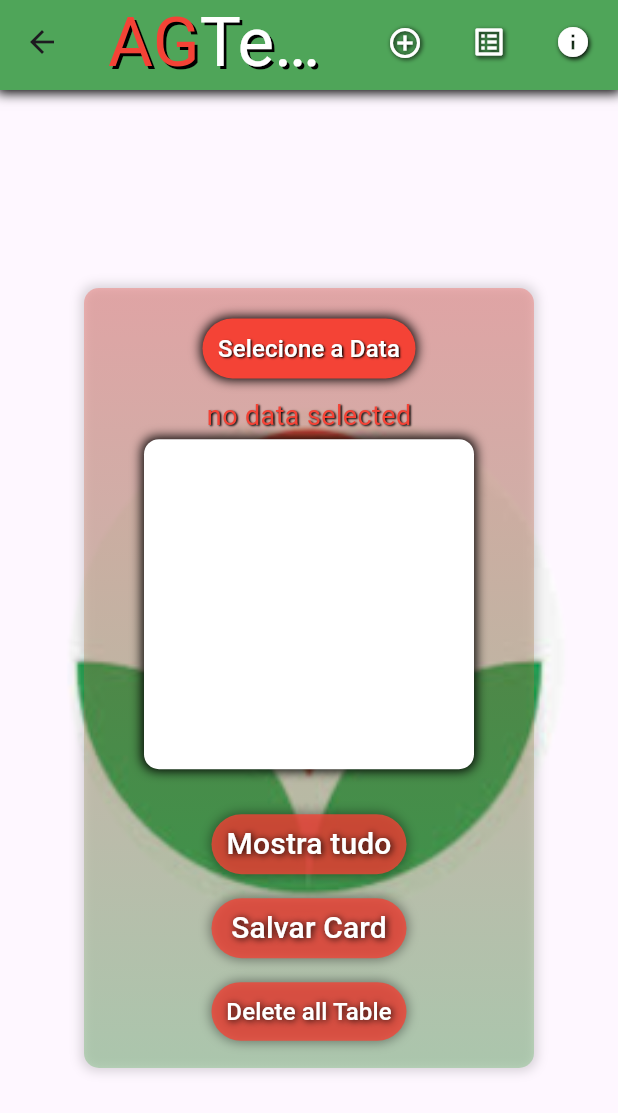
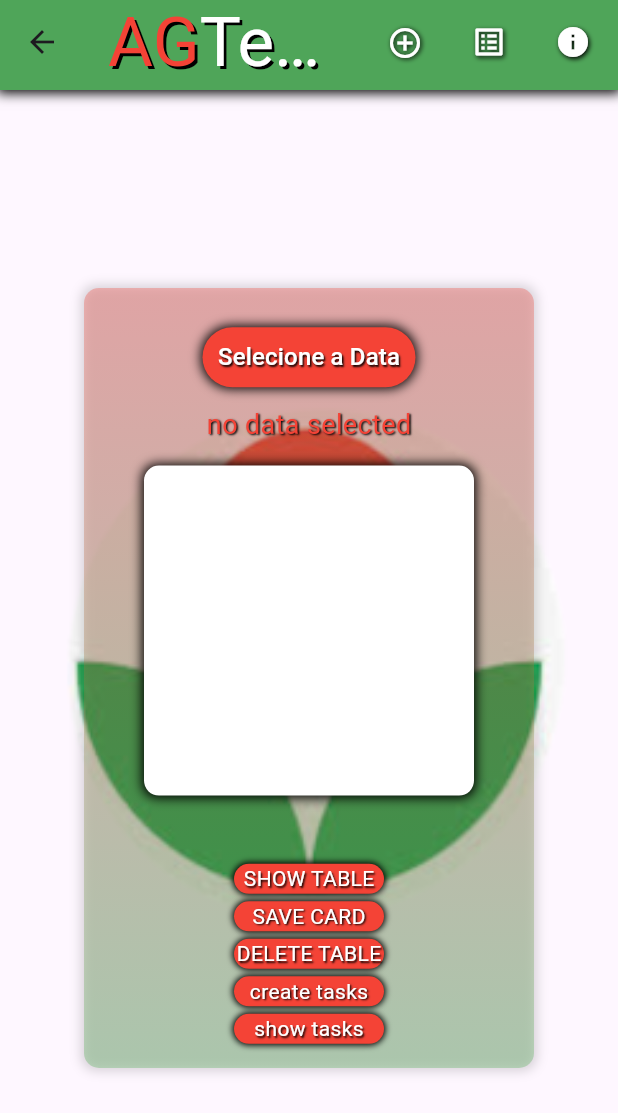
Before and after one commit to jairomatheus89/flutter_android_sqflite, a Flutter app: the Page2Page screen opened by its route, after a tap on the "add circle outline" icon, on a phone screen of 412 x 824 dp. Shown: the top 1113 px of the screen. Run offline on Flutter 3.47's test engine with Material 3 defaults, Android fonts, the phone set to English and light mode, and no system bars; our stand-ins replace sqflite; accounts and stored records are empty.

Commit message:
conectando tabelas com chave estrangeira

```diff
--- a/lib/src/models/task_card_model.dart
+++ b/lib/src/models/task_card_model.dart
@@ -22,10 +22,8 @@ class TaskCardModel {
 
   Map<String, dynamic> toMap(){
     return {
-      '_id': id,
       'card_id': cardId,
       'description': description,
-      'is_done': isDone
     };
   }
 }
--- a/lib/src/pages/formzin_page.dart
+++ b/lib/src/pages/formzin_page.dart
@@ -1,8 +1,10 @@
 import 'package:flutter/material.dart';
+import 'package:sqflite/sqflite.dart';
 import '../widgets/appbar_widget.dart';
 import '../services/database_service.dart';
 import '../widgets/background_widget.dart';
 import '../models/card_day.model.dart';
+import '../models/task_card_model.dart';
 
 class Formzin extends StatelessWidget {
   const Formzin({super.key});
@@ -58,8 +60,6 @@ class TaskForm extends StatefulWidget {
 }
 
 class _TaskFormState extends State<TaskForm> {
-
-  Widget alertzin = FormzinPageController.instance.alertMessage;
 
   @override
   Widget build(BuildContext context) {
@@ -225,167 +225,196 @@ class _ButzinState extends State<Butzin> {
     return ListenableBuilder(
       listenable: FormzinPageController.instance,
       builder: (context, child) {
-        return Column(
+        return SizedBox(
+          //color: Colors.amber,
+          height: 120,
+          width: 130,
+          child: Column(
+            mainAxisAlignment: MainAxisAlignment.spaceBetween,
+            spacing: 0,
             children: [
-            TextButton(
-              onPressed: () async {
-                final db = DataBaseService();
-
-                db.showCards();
-              },
-              child: Container(
+              Container(
+                alignment: Alignment.center,
+                width: 100,
+                height: 20,
                 decoration: BoxDecoration(
-                  color: const Color.fromARGB(200, 244, 67, 54),
-                  borderRadius: BorderRadius.circular(30),
+                  color: Colors.red,
+                  borderRadius: BorderRadius.circular(20),
                   boxShadow: [
                     BoxShadow(
-                      color: const Color.fromARGB(100, 0, 0, 0),
+                      color: Colors.black,
+                      blurRadius: 3.0,
                       spreadRadius: 1.0,
-                      blurRadius: 6.0,
-                      offset: Offset(0, 0)
+                      offset: Offset(0,0)
                     )
                   ]
                 ),
-                width: 130,
-                height: 40,
+                child: GestureDetector(
+                  onTap:(){
+                    final db = DataBaseService();
+                    db.showCards();
+                    FormzinPageController.instance.messaginha = null;
+                    FormzinPageController.instance.resetAlertzin();
+                    FormzinPageController.instance.updateMessage();
+                  },
+                  child: Text(
+                    "SHOW TABLE",
+                    style: TextStyle(color: Colors.white, shadows: [Shadow(color: Colors.black, blurRadius: 1.0, offset: Offset(1,1))]),
+                  ),
+                ),
+              ),
+              Container(
                 alignment: Alignment.center,
-                child: Text(
-                  "Mostra tudo",
-                  style: TextStyle(
-                    color: Colors.white,
-                    fontSize: 20,
-                    shadows: [
-                      Shadow(
+                width: 100,
+                height: 20,
+                decoration: BoxDecoration(
+                  color: Colors.red,
+                  borderRadius: BorderRadius.circular(20),
+                  boxShadow: [
+                    BoxShadow(
                       color: Colors.black,
-                        blurRadius: 6.0,
-                        offset: Offset(1, 1)
+                      blurRadius: 3.0,
+                      spreadRadius: 1.0,
+                      offset: Offset(0,0)
                     )
                   ]
                 ),
-                ),
-              )
-            ),
-            TextButton(
-              onPressed: () async {
+                child: GestureDetector(
+                  onTap:() async {
                     final db = DataBaseService();
+                    var msg = FormzinPageController.instance.messaginha;
+                    var msgString = "${msg?.day}/${msg?.month}/${msg?.year}";
 
-                final datevalue = FormzinPageController.instance.messaginha;
-                String datenameString = "${datevalue?.day}/${datevalue?.month}/${datevalue?.year}";
+                    if(msg != null){
+                      var cardmodel = CardDayModel(date: msgString);
 
-                if(datevalue == null){
+                      try{
 
-                  print("NAO TEM NADA AQUI!");
-                  return;
-                }
-                try{
-                  Map cardmodel = CardDayModel(date: datenameString).toMap();
+                        await db.insertCard(cardmodel.toMap());
+                        FormzinPageController.instance.messaginha = null;
+                        FormzinPageController.instance.savedcard();
+                        FormzinPageController.instance.updateMessage();
 
-                  await db.insertCard(cardmodel);
-
-                  print("card do dia: $datenameString, salvo com sucesso!");
+                        return print("card dia: $msgString salvo com sucesso!");
+                      } catch (e) {
 
                         FormzinPageController.instance.messaginha = null;
+                        FormzinPageController.instance.jatemsapoha();
                         FormzinPageController.instance.updateMessage();
+
+                        return print("Ja tem essa data neguim...");
+                      }
+
+                    }
+
+                    FormzinPageController.instance.messaginha = null;
+                    FormzinPageController.instance.temNadaAqui();
+                    FormzinPageController.instance.updateMessage();
+                  },
+                  child: Text(
+                    "SAVE CARD",
+                    style: TextStyle(color: Colors.white, shadows: [Shadow(color: Colors.black, blurRadius: 1.0, offset: Offset(1,1))]),
+                  ),
+                ),
+              ),
+              Container(
+                alignment: Alignment.center,
+                width: 100,
+                height: 20,
+                decoration: BoxDecoration(
+                  color: Colors.red,
+                  borderRadius: BorderRadius.circular(20),
+                  boxShadow: [
+                    BoxShadow(
+                      color: Colors.black,
+                      blurRadius: 3.0,
+                      spreadRadius: 1.0,
+                      offset: Offset(0,0)
+                    )
+                  ]
+                ),
+                child: GestureDetector(
+                  onTap:() async {
+                    final db = DataBaseService();
+                    try{
+
+                      await db.droptable();
+                      return FormzinPageController.instance.tableDeletedson();
                     } catch (e){
-                  print("Ja existe um card pra este dia!");
-                  FormzinPageController.instance.messaginha = null;
-                  FormzinPageController.instance.updateMessage();
+                      print("Nem tem tabela tiu!");
+                      return FormzinPageController.instance.temNemTable();
                     }
 
                   },
-              child: Container(
+                  child: Text(
+                    "DELETE TABLE",
+                    style: TextStyle(color: Colors.white, shadows: [Shadow(color: Colors.black, blurRadius: 1.0, offset: Offset(1,1))]),
+                  ),
+                ),
+              ),
+              Container(
+                alignment: Alignment.center,
+                width: 100,
+                height: 20,
                 decoration: BoxDecoration(
-                  color: const Color.fromARGB(200, 244, 67, 54),
-                  borderRadius: BorderRadius.circular(30),
+                  color: Colors.red,
+                  borderRadius: BorderRadius.circular(20),
                   boxShadow: [
                     BoxShadow(
-                      color: const Color.fromARGB(100, 0, 0, 0),
+                      color: Colors.black,
+                      blurRadius: 3.0,
                       spreadRadius: 1.0,
-                      blurRadius: 6.0,
-                      offset: Offset(0, 0)
+                      offset: Offset(0,0)
                     )
                   ]
                 ),
-                width: 130,
-                height: 40,
+                child: GestureDetector(
+                  onTap:() async {
+                    var db = DataBaseService();
+
+
+                    // final taskModel = TaskCardModel(cardId: cardId, description: "taskzinhabower");
+
+                    // await db.insertTask(taskModel);
+                  },
+                  child: Text(
+                    "create tasks",
+                    style: TextStyle(color: Colors.white, shadows: [Shadow(color: Colors.black, blurRadius: 1.0, offset: Offset(1,1))]),
+                  ),
+                ),
+              ),
+              Container(
                 alignment: Alignment.center,
-                child: Text(
-                  "Salvar Card",
-                  style: TextStyle(
-                    color: Colors.white,
-                    fontSize: 20,
-                    shadows: [
-                      Shadow(
+                width: 100,
+                height: 20,
+                decoration: BoxDecoration(
+                  color: Colors.red,
+                  borderRadius: BorderRadius.circular(20),
+                  boxShadow: [
+                    BoxShadow(
                       color: Colors.black,
-                        blurRadius: 6.0,
-                        offset: Offset(1, 1)
+                      blurRadius: 3.0,
+                      spreadRadius: 1.0,
+                      offset: Offset(0,0)
                     )
                   ]
                 ),
-                ),
-              )
-            ),
-            TextButton(
-              onPressed: () async {
-                final db = DataBaseService();
+                child: GestureDetector(
+                  onTap:() async {
+                    String dateCard = '30/7/2025';
+                    var db = DataBaseService();
+                    final cardExists = await db.checkCardExist(dateCard);
 
-                final datevalue = FormzinPageController.instance.messaginha;
-                String datenameString = "${datevalue?.day}/${datevalue?.month}/${datevalue?.year}";
-
-                if(datevalue == null){
-
-                  print("NAO TEM NADA AQUI!");
-                  return;
-                }
-                try{
-                  Map cardmodel = CardDayModel(date: datenameString).toMap();
-
-                  await db.insertCard(cardmodel);
-
-                  print("card do dia: $datenameString, salvo com sucesso!");
-
-                  FormzinPageController.instance.messaginha = null;
-                  FormzinPageController.instance.updateMessage();
-                } catch (e){
-                  print("Ja existe um card pra este dia!");
-                  FormzinPageController.instance.messaginha = null;
-                  FormzinPageController.instance.updateMessage();
-                }
 
                   },
-              child: Container(
-                decoration: BoxDecoration(
-                  color: const Color.fromARGB(200, 244, 67, 54),
-                  borderRadius: BorderRadius.circular(30),
-                  boxShadow: [
-                    BoxShadow(
-                      color: const Color.fromARGB(100, 0, 0, 0),
-                      spreadRadius: 1.0,
-                      blurRadius: 6.0,
-                      offset: Offset(0, 0)
-                    )
-                  ]
-                ),
-                width: 130,
-                padding: EdgeInsetsGeometry.all(8),
-                alignment: Alignment.center,
                   child: Text(
-                  "Delete all Table",
-                  style: TextStyle(
-                    color: Colors.white,
-                    fontSize: 16,
-                    shadows: [
-                      Shadow(
-                        color: Colors.black,
-                        blurRadius: 6.0,
-                        offset: Offset(1, 1)
-                      )
-                    ]
+                    "show tasks",
+                    style: TextStyle(color: Colors.white, shadows: [Shadow(color: Colors.black, blurRadius: 1.0, offset: Offset(1,1))]),
                   ),
                 ),
-              )
               ),
             ],
+          ),
         );
       }
     );
@@ -403,11 +432,23 @@ class FormzinPageController extends ChangeNotifier {
   Widget alertMessage = Text('');
 
   Widget jaTemEssaData = Text('Ja existe um card com esta data!', style: TextStyle(color: Colors.red, fontSize: 18, shadows: [Shadow(color: Colors.black, blurRadius: 1.0, offset: Offset(1, 1))]), textAlign: TextAlign.center,);
-  Widget temNadaAquiPat = Text('Selecione ao menos uma data!', style: TextStyle(color: Colors.red, fontSize: 18, shadows: [Shadow(color: Colors.black, blurRadius: 1.0, offset: Offset(1, 1))]), textAlign: TextAlign.center,);
+  Widget temNadaAquiPat = Text('Selecione uma data e ao menos uma task', style: TextStyle(color: Colors.red, fontSize: 18, shadows: [Shadow(color: Colors.black, blurRadius: 1.0, offset: Offset(1, 1))]), textAlign: TextAlign.center,);
   Widget cardSaved = Text('CARD SALVO COM SUCESSO!', style: TextStyle(color: Colors.green, fontSize: 20, shadows: [Shadow(color: Colors.black, blurRadius: 1.0, offset: Offset(1, 1))]), textAlign: TextAlign.center,);
+  Widget tableDeleted = Text('Tabela Deletada!', style: TextStyle(backgroundColor: Colors.black, color: Colors.red, fontSize: 18, shadows: [Shadow(color: Colors.white, blurRadius: 1.0, offset: Offset(1, 1))]), textAlign: TextAlign.center,);
+  Widget temNemTableAi = Text('Tem nem Tabela aqui tiu!...', style: TextStyle(color: Colors.red, fontSize: 18, shadows: [Shadow(color: Colors.black, blurRadius: 1.0, offset: Offset(1, 1))]), textAlign: TextAlign.center,);
 
   void resetAlertzin(){
     alertMessage = Text('');
+    notifyListeners();
+  }
+
+  void temNemTable(){
+    alertMessage = temNemTableAi;
+    notifyListeners();
+  }
+
+  void tableDeletedson(){
+    alertMessage = tableDeleted;
     notifyListeners();
   }
 
--- a/lib/src/pages/page2_page.dart
+++ b/lib/src/pages/page2_page.dart
@@ -73,6 +73,21 @@ class _CardsListContainerState extends State<CardsListContainer> {
 
   late bool isLoading = true;
 
+  final TextStyle textStyle = TextStyle(
+    fontSize: 100,
+    fontWeight: FontWeight.normal,
+  );
+
+
+  LinearGradient mygradson = LinearGradient(
+    begin: Alignment.bottomCenter,
+    end: Alignment.topCenter,
+    colors: [
+      const Color.fromARGB(255, 0, 163, 22),
+      Colors.white
+    ]
+  );
+
   final sexolandia = DataBaseService();
   List<Widget> cardList = [];
 
@@ -92,9 +107,19 @@ class _CardsListContainerState extends State<CardsListContainer> {
       child: !isLoading
       ?SizedBox(
         width: 222,
-        child: ListView(
-          scrollDirection: Axis.vertical,
-          children: cardList,
+        child: Center(
+          child: ShaderMask(
+            blendMode: BlendMode.srcIn,
+            shaderCallback: (bounds) {
+              return mygradson.createShader(
+                Rect.fromLTWH(0, 0, bounds.width, bounds.height)
+              );
+            },
+            child: Text(
+              "data",
+              style: textStyle
+            )
+          ),
         ),
       ) : SizedBox(
         width: 100,
```
Also changed, not shown: lib/src/services/database_service.dart (+80 -20 lines). Lines whose indentation alone changed are shown as unchanged.
